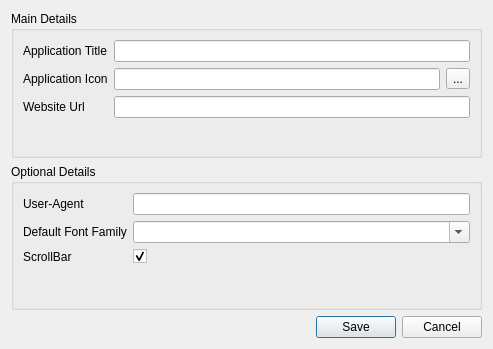
This is adddialog.ui in realbardia/bew as Qt 5 draws it before an edit. The edited form follows.
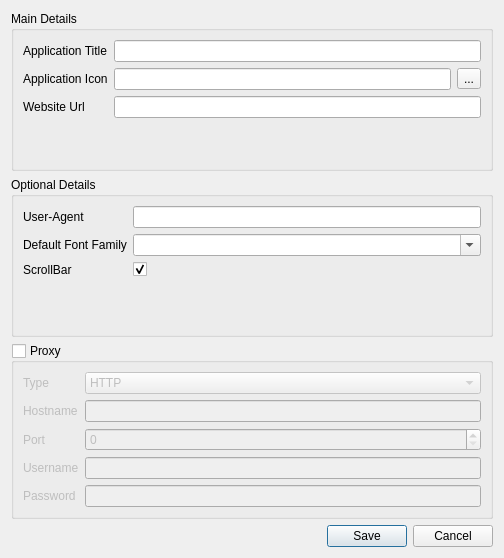
This is the edited form.

Commit message: Add proxy support

```diff
--- a/adddialog.ui
+++ b/adddialog.ui
@@ -6,8 +6,8 @@
    <rect>
     <x>0</x>
     <y>0</y>
-    <width>493</width>
-    <height>349</height>
+    <width>504</width>
+    <height>558</height>
    </rect>
   </property>
   <property name="windowTitle">
@@ -114,6 +114,89 @@
      </layout>
     </widget>
    </item>
+   <item>
+    <widget class="QGroupBox" name="proxyGroup">
+     <property name="title">
+      <string>Proxy</string>
+     </property>
+     <property name="checkable">
+      <bool>true</bool>
+     </property>
+     <property name="checked">
+      <bool>false</bool>
+     </property>
+     <layout class="QFormLayout" name="formLayout_3">
+      <item row="0" column="0">
+       <widget class="QLabel" name="label_7">
+        <property name="text">
+         <string>Type</string>
+        </property>
+       </widget>
+      </item>
+      <item row="0" column="1">
+       <widget class="QComboBox" name="proxyType">
+        <item>
+         <property name="text">
+          <string>HTTP</string>
+         </property>
+        </item>
+        <item>
+         <property name="text">
+          <string>Socks</string>
+         </property>
+        </item>
+       </widget>
+      </item>
+      <item row="1" column="0">
+       <widget class="QLabel" name="label_8">
+        <property name="text">
+         <string>Hostname</string>
+        </property>
+       </widget>
+      </item>
+      <item row="1" column="1">
+       <widget class="QLineEdit" name="proxyHost"/>
+      </item>
+      <item row="2" column="0">
+       <widget class="QLabel" name="label_9">
+        <property name="text">
+         <string>Port</string>
+        </property>
+       </widget>
+      </item>
+      <item row="2" column="1">
+       <widget class="QSpinBox" name="proxyPort">
+        <property name="minimum">
+         <number>0</number>
+        </property>
+        <property name="maximum">
+         <number>65536</number>
+        </property>
+       </widget>
+      </item>
+      <item row="3" column="0">
+       <widget class="QLabel" name="label_10">
+        <property name="text">
+         <string>Username</string>
+        </property>
+       </widget>
+      </item>
+      <item row="4" column="0">
+       <widget class="QLabel" name="label_11">
+        <property name="text">
+         <string>Password</string>
+        </property>
+       </widget>
+      </item>
+      <item row="3" column="1">
+       <widget class="QLineEdit" name="proxyUser"/>
+      </item>
+      <item row="4" column="1">
+       <widget class="QLineEdit" name="proxyPass"/>
+      </item>
+     </layout>
+    </widget>
+   </item>
    <item>
     <widget class="QDialogButtonBox" name="buttonBox">
      <property name="orientation">
```
The commit also changes 2 other files.
